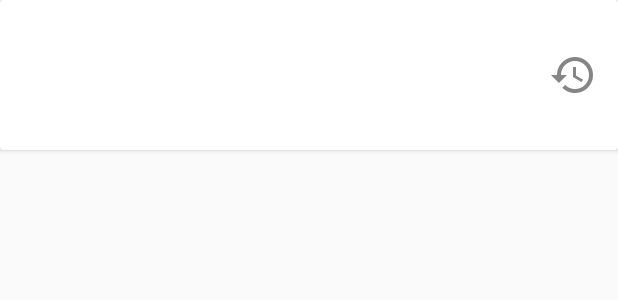
After one commit to ahmadbachir/PiggyBank, an Android app: the layout deleted_relationship_layout.xml on its own in the app's theme, with its tools: preview values and no code run, on a phone screen of 412 x 824 dp. The commit adds this screen. Shown: the top 300 px of the screen. Run offline under Robolectric (Android 15) with nearby library versions, the phone set to English and light mode, and no system bars.

Commit message:
-built restore debt relationship activity Next up: test said activity

```diff
--- /dev/null
+++ b/app/src/main/res/layout/deleted_relationship_layout.xml
@@ -0,0 +1,47 @@
+<?xml version="1.0" encoding="utf-8"?>
+<android.support.v7.widget.CardView xmlns:android="http://schemas.android.com/apk/res/android"
+    xmlns:app="http://schemas.android.com/apk/res-auto"
+    xmlns:tools="http://schemas.android.com/tools"
+    android:layout_width="match_parent"
+    android:layout_height="100dp">
+
+    <LinearLayout
+        android:layout_width="match_parent"
+        android:layout_height="match_parent"
+        android:orientation="horizontal">
+
+        <ImageView
+            android:id="@+id/debt_relationship_icon"
+            android:layout_width="100dp"
+            android:layout_height="match_parent"
+            android:contentDescription=""
+            android:padding="8dp"
+            tools:ignore="ContentDescription" />
+
+        <RelativeLayout
+            android:layout_width="match_parent"
+            android:layout_height="match_parent">
+
+            <TextView
+                android:id="@+id/debt_relationship_name"
+                android:layout_width="wrap_content"
+                android:layout_height="match_parent"
+                android:layout_alignParentStart="true"
+                android:layout_alignParentTop="true"
+                android:layout_toStartOf="@+id/restoreButton"
+                android:gravity="center_vertical"
+                android:paddingEnd="8dp"
+                android:paddingStart="8dp"
+                android:textAppearance="@style/TextAppearance.AppCompat.Medium" />
+
+            <ImageButton
+                android:id="@+id/restoreButton"
+                android:layout_width="60dp"
+                android:background="?selectableItemBackgroundBorderless"
+                android:layout_height="match_parent"
+                android:layout_alignParentEnd="true"
+                android:layout_centerVertical="true"
+                app:srcCompat="@drawable/ic_action_restore" />
+        </RelativeLayout>
+    </LinearLayout>
+</android.support.v7.widget.CardView>
--- a/app/src/main/res/values/strings.xml
+++ b/app/src/main/res/values/strings.xml
@@ -531,5 +531,8 @@
     <string name="outgoing">Outgoing</string>
     <string name="choose_ingoing_outgoing">You need to choose if your transaction is ingoing or outgoing.</string>
     <string name="deleted">Deleted</string>
+    <string name="restore_relationships">Restore Relationships</string>
+    <string name="title_activity_restore_relationships">Restore Deleted Relationships</string>
+    <string name="no_deleted_debt_relationships">You don\'t have any deleted debt relationships.</string>
 
 </resources>
```
Also changed, not shown: app/src/main/AndroidManifest.xml (+7 -3 lines), app/src/main/java/com/ab/piggybank/DatabaseHelper.java (+7 -0 lines), app/src/main/java/com/ab/piggybank/RestoreRelationships.java (added, +108 -0 lines), app/src/main/java/com/ab/piggybank/activity/MainDebtActivity.java (+20 -1 lines), app/src/main/res/layout/activity_restore_relationships.xml (added, +27 -0 lines), app/src/main/res/layout/content_restore_relationships.xml (added, +12 -0 lines), app/src/main/res/menu/main_debt_activity_menu.xml (added, +9 -0 lines), app/src/main/res/drawable-hdpi/ic_action_restore.png (added), app/src/main/res/drawable-mdpi/ic_action_restore.png (added), app/src/main/res/drawable-xhdpi/ic_action_restore.png (added), app/src/main/res/drawable-xxhdpi/ic_action_restore.png (added).
